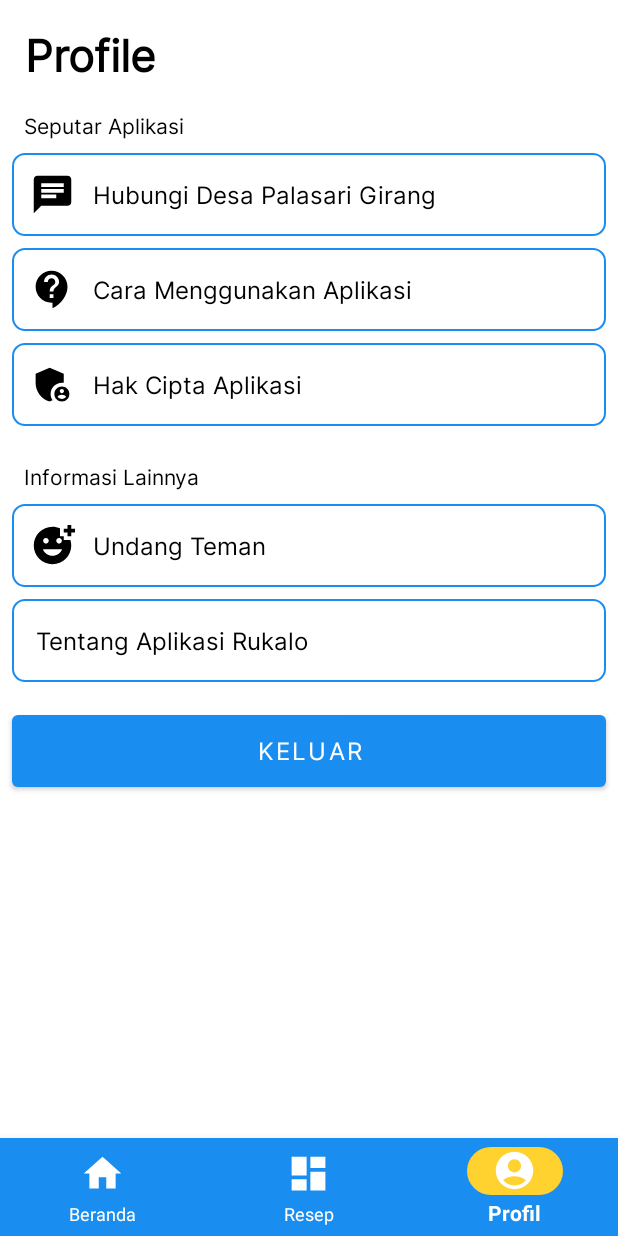
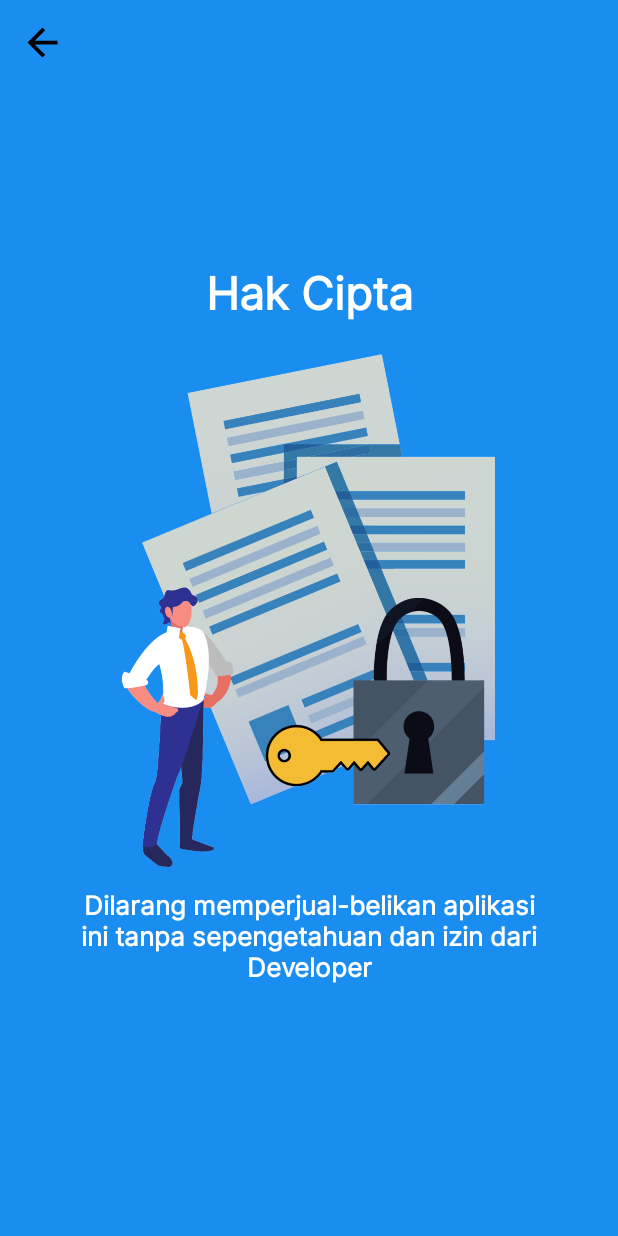
Before and after one commit to herdialfachri/rukaloumkm, an Android app: the ProfileFragment screen opened through its navigation route, after a tap on an icon or button, on a phone screen of 412 x 824 dp. Run offline under Robolectric (Android 15) with nearby library versions, the phone set to English and light mode, and no system bars; our stand-ins replace Firebase (no records; nobody signed in at launch, a user with empty details on screens opened directly), navigation-ui; pictures from the network do not load; 2 other taps on this screen came first.

Commit message:
adding copyright view

```diff
--- a/app/src/main/java/com/herdialfachri/rukaloumkm/ui/profile/ProfileFragment.kt
+++ b/app/src/main/java/com/herdialfachri/rukaloumkm/ui/profile/ProfileFragment.kt
@@ -87,11 +87,11 @@ class ProfileFragment : Fragment() {
         binding.buttonUndang.setOnClickListener(
             Navigation.createNavigateOnClickListener(R.id.action_navigation_profil_to_shareFragment)
         )
+        binding.buttonHakCipta.setOnClickListener(
+            Navigation.createNavigateOnClickListener(R.id.action_navigation_profil_to_hakFragment)
+        )
         binding.buttonTentangAplikasi.setOnClickListener {
-            showToast("Fitur cara pakai aplikasi sedang dikembangkan")
-        }
-        binding.buttonHakCipta.setOnClickListener {
-            showToast("Fitur hak cipta sedang dikembangkan")
+            showToast("Fitur ini sedang dikembangkan")
         }
     }
 
--- /dev/null
+++ b/app/src/main/java/com/herdialfachri/rukaloumkm/ui/profile/copyright/HakFragment.kt
@@ -0,0 +1,44 @@
+package com.herdialfachri.rukaloumkm.ui.profile.copyright
+
+import android.os.Bundle
+import android.view.LayoutInflater
+import android.view.View
+import android.view.ViewGroup
+import androidx.fragment.app.Fragment
+import androidx.navigation.fragment.findNavController
+import com.google.android.material.bottomnavigation.BottomNavigationView
+import com.herdialfachri.rukaloumkm.R
+import com.herdialfachri.rukaloumkm.databinding.FragmentHakBinding
+
+class HakFragment : Fragment() {
+
+    private var _binding: FragmentHakBinding? = null
+    private val binding get() = _binding!!
+
+    override fun onCreateView(
+        inflater: LayoutInflater, container: ViewGroup?,
+        savedInstanceState: Bundle?
+    ): View? {
+        _binding = FragmentHakBinding.inflate(inflater, container, false)
+        return binding.root
+    }
+
+    override fun onStart() {
+        super.onStart()
+        val bottomNav = activity?.findViewById<BottomNavigationView>(R.id.nav_view)
+        bottomNav?.visibility = View.GONE
+    }
+
+    override fun onViewCreated(view: View, savedInstanceState: Bundle?) {
+        super.onViewCreated(view, savedInstanceState)
+
+        binding.toolbarHak.setNavigationOnClickListener {
+            findNavController().navigateUp()
+        }
+    }
+
+    override fun onDestroyView() {
+        super.onDestroyView()
+        _binding = null
+    }
+}
--- /dev/null
+++ b/app/src/main/res/layout/fragment_hak.xml
@@ -0,0 +1,74 @@
+<?xml version="1.0" encoding="utf-8"?>
+<ScrollView xmlns:android="http://schemas.android.com/apk/res/android"
+    xmlns:app="http://schemas.android.com/apk/res-auto"
+    xmlns:tools="http://schemas.android.com/tools"
+    android:layout_width="match_parent"
+    android:layout_height="match_parent"
+    android:fillViewport="true"
+    android:scrollbars="none"
+    android:background="@color/blue"
+    tools:context=".ui.profile.copyright.HakFragment">
+
+    <androidx.constraintlayout.widget.ConstraintLayout
+        android:layout_width="match_parent"
+        android:layout_height="wrap_content"
+        android:gravity="center"
+        android:theme="@style/CustomTextViewStyle">
+
+        <!-- Toolbar -->
+        <androidx.appcompat.widget.Toolbar
+            android:id="@+id/toolbar_hak"
+            android:layout_width="0dp"
+            android:layout_height="wrap_content"
+            android:theme="@style/ThemeOverlay.AppCompat.Dark.ActionBar"
+            app:layout_constraintEnd_toEndOf="parent"
+            app:layout_constraintStart_toStartOf="parent"
+            app:layout_constraintTop_toTopOf="parent"
+            app:navigationIcon="@drawable/baseline_arrow_back_24"
+            app:popupTheme="@style/ThemeOverlay.AppCompat.Light" />
+
+        <ImageView
+            android:id="@+id/iv_hak"
+            android:layout_width="280dp"
+            android:layout_height="350dp"
+            android:layout_alignParentEnd="true"
+            android:layout_marginBottom="65dp"
+            android:contentDescription="@string/gambar_logo_rukalo"
+            android:src="@drawable/cpr"
+            app:layout_constraintBottom_toBottomOf="parent"
+            app:layout_constraintEnd_toEndOf="parent"
+            app:layout_constraintStart_toStartOf="parent"
+            app:layout_constraintTop_toBottomOf="@+id/toolbar_hak" />
+
+        <TextView
+            android:id="@+id/tv_nama_logo_about"
+            android:layout_width="wrap_content"
+            android:layout_height="wrap_content"
+            android:layout_marginBottom="16dp"
+            android:text="Hak Cipta"
+            android:textColor="@color/white"
+            android:textSize="30sp"
+            android:textStyle="bold"
+            app:layout_constraintBottom_toTopOf="@+id/iv_hak"
+            app:layout_constraintEnd_toEndOf="parent"
+            app:layout_constraintStart_toStartOf="parent" />
+
+        <TextView
+            android:id="@+id/tv_deskripsi_about"
+            android:layout_width="match_parent"
+            android:layout_height="wrap_content"
+            android:layout_marginStart="24dp"
+            android:layout_marginTop="8dp"
+            android:layout_marginEnd="24dp"
+            android:gravity="center"
+            android:text="Dilarang memperjual-belikan aplikasi ini tanpa sepengetahuan dan izin dari Developer"
+            android:textColor="@color/white"
+            android:textSize="17sp"
+            android:textStyle="bold"
+            app:layout_constraintEnd_toEndOf="parent"
+            app:layout_constraintStart_toStartOf="parent"
+            app:layout_constraintTop_toBottomOf="@+id/iv_hak" />
+
+
+    </androidx.constraintlayout.widget.ConstraintLayout>
+</ScrollView>
--- a/app/src/main/res/navigation/mobile_navigation.xml
+++ b/app/src/main/res/navigation/mobile_navigation.xml
@@ -58,6 +58,11 @@
         <action
             android:id="@+id/action_navigation_profil_to_loginActivity"
             app:destination="@id/loginActivity" />
+        <action
+            android:id="@+id/action_navigation_profil_to_hakFragment"
+            app:destination="@id/hakFragment"
+            app:enterAnim="@anim/slide_right"
+            app:popEnterAnim="@anim/nav_default_pop_enter_anim" />
     </fragment>
     <fragment
         android:id="@+id/aboutFragment"
@@ -89,4 +94,9 @@
         android:name="com.herdialfachri.rukaloumkm.ui.home.DetailActivity"
         android:label="activity_detail"
         tools:layout="@layout/activity_detail" />
+    <fragment
+        android:id="@+id/hakFragment"
+        android:name="com.herdialfachri.rukaloumkm.ui.profile.copyright.HakFragment"
+        android:label="fragment_hak"
+        tools:layout="@layout/fragment_hak" />
 </navigation>
```
Also changed, not shown: app/src/main/res/drawable/cpr.png (added).
